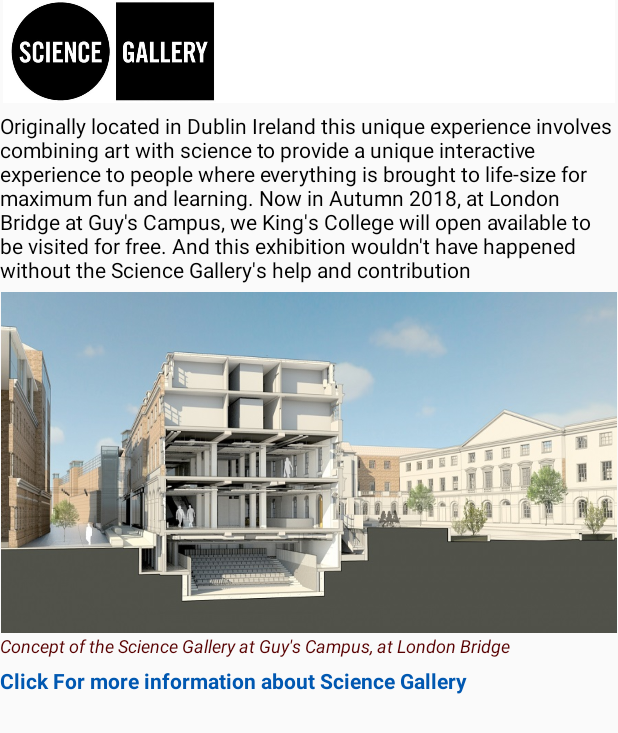
After one commit to maheshuk31/KillerRobotApplication, an Android app: the ScienceGalleryActivity screen opened directly, with no data from a screen before it, on a phone screen of 412 x 824 dp. The commit adds this screen. Shown: the top 733 px of the screen. Run offline under Robolectric (Android 15) with nearby library versions, the phone set to English and light mode, and no system bars.

Commit message:
Science Gallery page completed

```diff
--- a/app/src/main/AndroidManifest.xml
+++ b/app/src/main/AndroidManifest.xml
@@ -27,6 +27,10 @@
         <activity
             android:name=".AboutUsActivity"
             android:label="@string/title_activity_about_us"
+            android:theme="@style/AppTheme.NoActionBar" />
+        <activity
+            android:name=".ScienceGalleryActivity"
+            android:label="@string/title_activity_science_gallery"
             android:theme="@style/AppTheme.NoActionBar"></activity>
     </application>
 
--- a/app/src/main/java/com/example/maheshuk31/killerrobotapplication/MainActivity.java
+++ b/app/src/main/java/com/example/maheshuk31/killerrobotapplication/MainActivity.java
@@ -16,7 +16,7 @@ public class MainActivity extends AppCompatActivity {
 
     private ImageView imgRobot;
     private TextView txtIntroduction;
-    private Button btnFeedback, btnAboutUs;
+    private Button btnFeedback, btnAboutUs, btnScienceGallery;
 
     @Override
     protected void onCreate(Bundle savedInstanceState) {
@@ -25,6 +25,15 @@ public class MainActivity extends AppCompatActivity {
 
         imgRobot = (ImageView) findViewById(R.id.imgRobot);
         txtIntroduction = (TextView) findViewById(R.id.txtIntroduction);
+
+        btnScienceGallery = (Button) findViewById(R.id.btnScienceGallery);
+        btnScienceGallery.setOnClickListener(new View.OnClickListener() {
+            @Override
+            public void onClick(View v) {
+                Intent intent = new Intent(MainActivity.this, ScienceGalleryActivity.class);
+                startActivity(intent);
+            }
+        });
 
         btnFeedback = (Button) findViewById(R.id.btnFeedback);
         btnFeedback.setOnClickListener(new View.OnClickListener() {
--- /dev/null
+++ b/app/src/main/java/com/example/maheshuk31/killerrobotapplication/ScienceGalleryActivity.java
@@ -0,0 +1,33 @@
+package com.example.maheshuk31.killerrobotapplication;
+
+import android.content.Intent;
+import android.net.Uri;
+import android.os.Bundle;
+import android.support.design.widget.FloatingActionButton;
+import android.support.design.widget.Snackbar;
+import android.support.v7.app.AppCompatActivity;
+import android.support.v7.widget.Toolbar;
+import android.view.View;
+import android.widget.TextView;
+
+public class ScienceGalleryActivity extends AppCompatActivity {
+
+    private TextView txtScienceGalleryMoreInfo;
+
+    @Override
+    protected void onCreate(Bundle savedInstanceState) {
+        super.onCreate(savedInstanceState);
+        setContentView(R.layout.activity_science_gallery);
+
+        txtScienceGalleryMoreInfo = (TextView) findViewById(R.id.txtScienceGalleryMoreInfo);
+        txtScienceGalleryMoreInfo.setText("Click For more information about Science Gallery");
+        txtScienceGalleryMoreInfo.setOnClickListener(new View.OnClickListener() {
+            @Override
+            public void onClick(View v) {
+                String url = "https://london.sciencegallery.com/";
+                startActivity( new Intent(Intent.ACTION_VIEW).setData(Uri.parse(url)));
+            }
+        });
+    }
+
+}
--- /dev/null
+++ b/app/src/main/res/layout/activity_science_gallery.xml
@@ -0,0 +1,19 @@
+<?xml version="1.0" encoding="utf-8"?>
+<android.support.design.widget.CoordinatorLayout xmlns:android="http://schemas.android.com/apk/res/android"
+    xmlns:app="http://schemas.android.com/apk/res-auto"
+    xmlns:tools="http://schemas.android.com/tools"
+    android:layout_width="match_parent"
+    android:layout_height="match_parent"
+    android:fitsSystemWindows="true"
+    tools:context="com.example.maheshuk31.killerrobotapplication.ScienceGalleryActivity">
+
+    <android.support.design.widget.AppBarLayout
+        android:layout_width="match_parent"
+        android:layout_height="wrap_content"
+        android:theme="@style/AppTheme.AppBarOverlay">
+
+    </android.support.design.widget.AppBarLayout>
+
+    <include layout="@layout/content_science_gallery" />
+
+</android.support.design.widget.CoordinatorLayout>
--- a/app/src/main/res/layout/content_main.xml
+++ b/app/src/main/res/layout/content_main.xml
@@ -53,17 +53,19 @@
                     android:paddingTop="8dp">
 
                     <Button
-                        android:text="About Us"
+                        android:text="Science Gallery"
                         android:layout_width="0dp"
                         android:layout_height="wrap_content"
                         android:layout_weight="0.5"
-                        android:id="@+id/btnAboutUs"
+                        android:id="@+id/btnScienceGallery"
+                        android:background="@drawable/btn_shape_normal"
                         android:shadowColor="#8F0000"
                         android:shadowDx="0"
                         android:shadowDy="0"
                         android:shadowRadius="4"
-                        android:textColor="#FF0000"
-                        android:background="@drawable/btn_shape_normal" />
+                        android:textColor="#FF0000"/>
+
+
 
                     <Button
                         android:text="King's College Robotics"
@@ -86,17 +88,17 @@
                     android:paddingTop="8dp">
 
                     <Button
-                        android:text="Science Gallery"
+                        android:text="About Us"
                         android:layout_width="0dp"
                         android:layout_height="wrap_content"
                         android:layout_weight="0.5"
-                        android:id="@+id/btnScienceGallery"
-                        android:background="@drawable/btn_shape_normal"
+                        android:id="@+id/btnAboutUs"
                         android:shadowColor="#8F0000"
                         android:shadowDx="0"
                         android:shadowDy="0"
                         android:shadowRadius="4"
-                        android:textColor="#FF0000"/>
+                        android:textColor="#FF0000"
+                        android:background="@drawable/btn_shape_normal" />
 
                     <Button
                         android:text="Feedback"
--- /dev/null
+++ b/app/src/main/res/layout/content_science_gallery.xml
@@ -0,0 +1,100 @@
+<?xml version="1.0" encoding="utf-8"?>
+<ScrollView xmlns:android="http://schemas.android.com/apk/res/android"
+    xmlns:app="http://schemas.android.com/apk/res-auto"
+    xmlns:tools="http://schemas.android.com/tools"
+    android:id="@+id/content_science_gallery"
+    android:layout_width="match_parent"
+    android:layout_height="match_parent"
+    app:layout_behavior="@string/appbar_scrolling_view_behavior"
+    tools:context="com.example.maheshuk31.killerrobotapplication.ScienceGalleryActivity"
+    tools:showIn="@layout/activity_science_gallery">
+
+    <RelativeLayout
+        android:layout_width="wrap_content"
+        android:layout_height="wrap_content">
+
+        <LinearLayout
+            android:id="@+id/linLayScienceGalleryImageHeader"
+            android:layout_width="match_parent"
+            android:layout_height="wrap_content"
+            android:orientation="horizontal">
+
+            <ImageView
+                android:id="@+id/imageScienceGalleryHeader"
+                android:layout_width="wrap_content"
+                android:layout_height="wrap_content"
+                android:layout_gravity="left"
+                android:adjustViewBounds="true"
+                app:srcCompat="@drawable/science_gallery_header" />
+
+        </LinearLayout>
+
+
+        <LinearLayout
+            android:id="@+id/txtScienceGalleryText"
+            android:layout_width="match_parent"
+            android:layout_height="match_parent"
+            android:layout_below="@+id/linLayScienceGalleryImageHeader"
+            android:layout_marginTop="5dp"
+            android:orientation="horizontal">
+
+            <TextView
+                android:layout_width="match_parent"
+                android:layout_height="wrap_content"
+                android:text="Originally located in Dublin Ireland this unique experience involves combining art with science to provide a unique interactive experience to people where everything is brought to life-size for maximum fun and learning.
+Now in Autumn 2018, at London Bridge at Guy's Campus, we King's College will open available to be visited for free. And this exhibition wouldn't have happened without the Science Gallery's help and contribution"
+                android:textColor="#000000">
+
+            </TextView>
+
+
+        </LinearLayout>
+
+        <LinearLayout
+            android:layout_width="match_parent"
+            android:layout_height="match_parent"
+            android:orientation="vertical"
+            android:id="@+id/linLayScienceGalleryConcept"
+            android:layout_below="@+id/txtScienceGalleryText"
+            android:layout_marginTop="5dp">
+
+            <ImageView
+                android:id="@+id/imageScienceGalleryConcept"
+                android:layout_width="match_parent"
+                android:layout_height="wrap_content"
+                app:srcCompat="@drawable/science_gallery_concept"
+                android:adjustViewBounds="true"/>
+
+            <TextView
+                android:id="@+id/txtScienceGalleryConcept"
+                android:layout_width="match_parent"
+                android:layout_height="wrap_content"
+                android:textColor="#580101"
+                android:textSize="12dp"
+                android:textStyle="italic"
+                android:text="Concept of the Science Gallery at Guy's Campus, at London Bridge" />
+
+        </LinearLayout>
+
+        <LinearLayout
+            android:layout_width="match_parent"
+            android:layout_height="match_parent"
+            android:orientation="vertical"
+            android:id="@+id/linLayScienceGalleryMoreInfo"
+            android:layout_below="@+id/linLayScienceGalleryConcept"
+            android:layout_marginTop="5dp">
+
+            <TextView
+                android:id="@+id/txtScienceGalleryMoreInfo"
+                android:layout_width="match_parent"
+                android:layout_height="wrap_content"
+                android:textColor="#0058b1"
+                android:textStyle="bold"/>
+
+        </LinearLayout>
+
+
+    </RelativeLayout>
+
+
+</ScrollView>
--- a/app/src/main/res/values/strings.xml
+++ b/app/src/main/res/values/strings.xml
@@ -3,4 +3,5 @@
     <string name="action_settings">Settings</string>
     <string name="title_activity_feedback">FeedbackActivity</string>
     <string name="title_activity_about_us">AboutUsActivity</string>
+    <string name="title_activity_science_gallery">ScienceGalleryActivity</string>
 </resources>
```
Also changed, not shown: app/src/main/res/drawable/science_gallery_concept.jpg (added), app/src/main/res/drawable/science_gallery_header.jpg (added).
